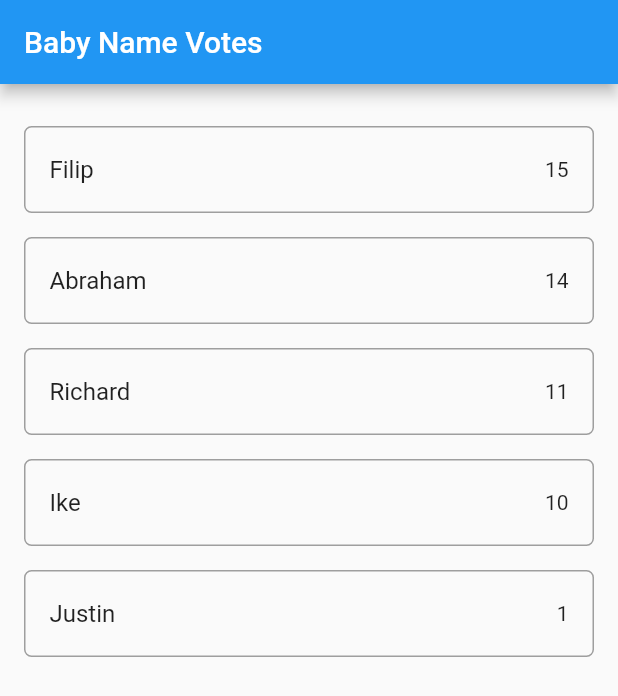
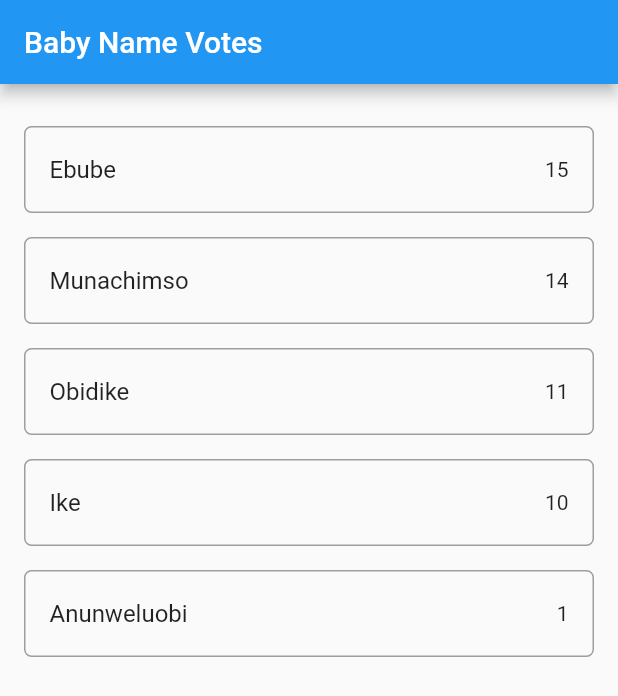
Before and after one commit to erozonachi/baby_names, a Flutter app: the screen it shows after launch, on a phone screen of 412 x 824 dp. Shown: the top 696 px of the screen. Run offline on Flutter 3.47's test engine with Material 2 defaults, Android fonts, the phone set to English and light mode, and no system bars; our stand-ins replace cloud_firestore; accounts and stored records are empty.

```diff
--- a/lib/main.dart
+++ b/lib/main.dart
@@ -4,11 +4,11 @@ import 'package:flutter/material.dart';
 void main() => runApp(MyApp());
 
 final dummySnapshot = [
- {"name": "Filip", "votes": 15},
- {"name": "Abraham", "votes": 14},
- {"name": "Richard", "votes": 11},
+ {"name": "Ebube", "votes": 15},
+ {"name": "Munachimso", "votes": 14},
+ {"name": "Obidike", "votes": 11},
  {"name": "Ike", "votes": 10},
- {"name": "Justin", "votes": 1},
+ {"name": "Anunweluobi", "votes": 1},
 ];
 
 class MyApp extends StatelessWidget {
```
Also changed, not shown: 7 other files.
